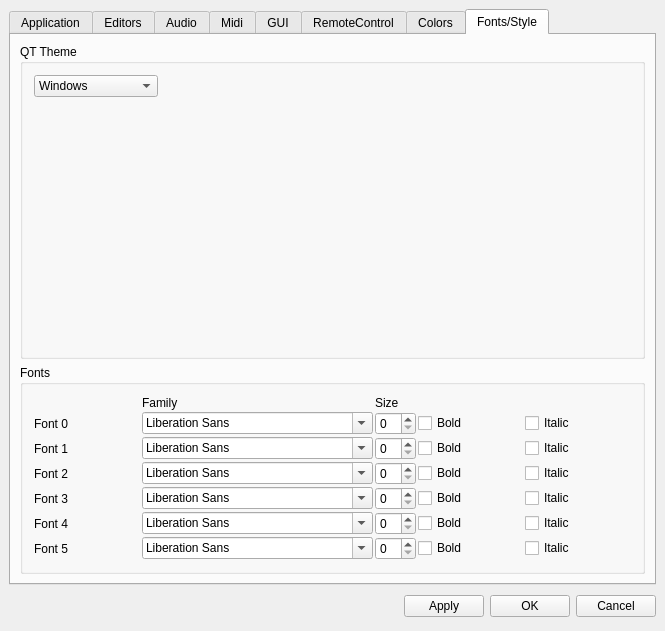
emrum/muse, file muse/muse/preferences.ui: the form before one commit.
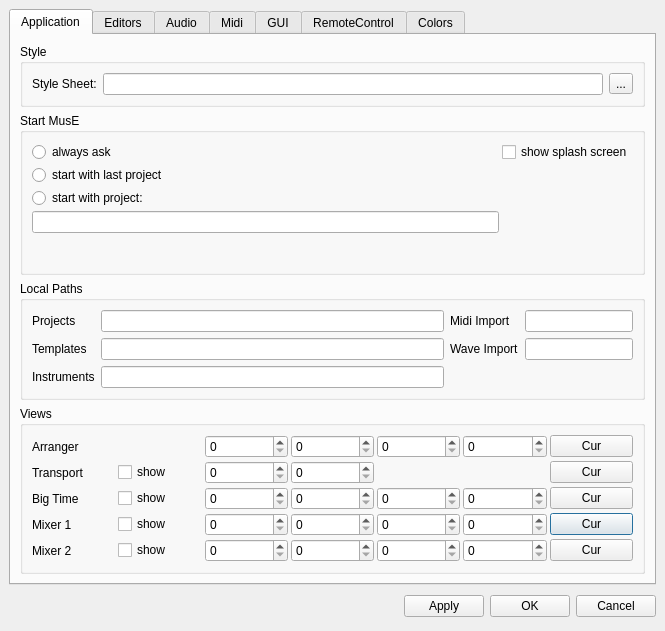
The form after the commit. The open tabs and pages were chosen to show the change. Icons and pictures are not drawn. Custom widgets are drawn as their Qt base class.

Diff of the .ui file:
```diff
--- a/muse/muse/preferences.ui
+++ b/muse/muse/preferences.ui
@@ -35,23 +35,73 @@
        <property name="spacing" >
         <number>6</number>
        </property>
+       <property name="leftMargin" >
+        <number>9</number>
+       </property>
+       <property name="topMargin" >
+        <number>9</number>
+       </property>
+       <property name="rightMargin" >
+        <number>9</number>
+       </property>
+       <property name="bottomMargin" >
+        <number>9</number>
+       </property>
+       <item>
+        <widget class="QGroupBox" name="groupBox_8" >
+         <property name="title" >
+          <string>Style</string>
+         </property>
+         <layout class="QHBoxLayout" >
+          <item>
+           <widget class="QLabel" name="label_41" >
+            <property name="text" >
+             <string>Style Sheet:</string>
+            </property>
+           </widget>
+          </item>
+          <item>
+           <widget class="QLineEdit" name="styleSheetPath" />
+          </item>
+          <item>
+           <widget class="QToolButton" name="openStyleSheet" >
+            <property name="text" >
+             <string>...</string>
+            </property>
+            <property name="icon" >
+             <iconset resource="muse.qrc" >:/xpm/fileopen.png</iconset>
+            </property>
+           </widget>
+          </item>
+         </layout>
+        </widget>
+       </item>
        <item>
         <widget class="QGroupBox" name="groupBox" >
          <property name="title" >
           <string>Start MusE</string>
          </property>
+         <property name="flat" >
+          <bool>true</bool>
+         </property>
          <layout class="QHBoxLayout" >
-          <property name="margin" >
-           <number>9</number>
-          </property>
           <property name="spacing" >
            <number>3</number>
           </property>
+          <property name="leftMargin" >
+           <number>9</number>
+          </property>
+          <property name="topMargin" >
+           <number>9</number>
+          </property>
+          <property name="rightMargin" >
+           <number>9</number>
+          </property>
+          <property name="bottomMargin" >
+           <number>9</number>
+          </property>
           <item>
            <layout class="QVBoxLayout" >
-            <property name="margin" >
-             <number>0</number>
-            </property>
             <property name="spacing" >
              <number>3</number>
             </property>
@@ -102,6 +152,18 @@
             <property name="spacing" >
              <number>6</number>
             </property>
+            <property name="leftMargin" >
+             <number>0</number>
+            </property>
+            <property name="topMargin" >
+             <number>0</number>
+            </property>
+            <property name="rightMargin" >
+             <number>0</number>
+            </property>
+            <property name="bottomMargin" >
+             <number>0</number>
+            </property>
             <item>
              <widget class="QCheckBox" name="showSplash" >
               <property name="text" >
@@ -132,19 +194,32 @@
          <property name="title" >
           <string>Local Paths</string>
          </property>
+         <property name="flat" >
+          <bool>true</bool>
+         </property>
          <layout class="QGridLayout" >
-          <property name="margin" >
+          <property name="leftMargin" >
            <number>9</number>
           </property>
-          <property name="spacing" >
+          <property name="topMargin" >
+           <number>9</number>
+          </property>
+          <property name="rightMargin" >
+           <number>9</number>
+          </property>
+          <property name="bottomMargin" >
+           <number>9</number>
+          </property>
+          <property name="horizontalSpacing" >
+           <number>6</number>
+          </property>
+          <property name="verticalSpacing" >
            <number>6</number>
           </property>
           <item row="0" column="0" >
            <widget class="QLabel" name="label" >
             <property name="sizePolicy" >
-             <sizepolicy>
-              <hsizetype>0</hsizetype>
-              <vsizetype>0</vsizetype>
+             <sizepolicy vsizetype="Fixed" hsizetype="Fixed" >
               <horstretch>0</horstretch>
               <verstretch>0</verstretch>
              </sizepolicy>
@@ -160,9 +235,7 @@
           <item row="0" column="2" >
            <widget class="QLabel" name="label_36" >
             <property name="sizePolicy" >
-             <sizepolicy>
-              <hsizetype>0</hsizetype>
-              <vsizetype>0</vsizetype>
+             <sizepolicy vsizetype="Fixed" hsizetype="Fixed" >
               <horstretch>0</horstretch>
               <verstretch>0</verstretch>
              </sizepolicy>
@@ -178,9 +251,7 @@
           <item row="1" column="0" >
            <widget class="QLabel" name="label_35" >
             <property name="sizePolicy" >
-             <sizepolicy>
-              <hsizetype>0</hsizetype>
-              <vsizetype>0</vsizetype>
+             <sizepolicy vsizetype="Fixed" hsizetype="Fixed" >
               <horstretch>0</horstretch>
               <verstretch>0</verstretch>
              </sizepolicy>
@@ -206,9 +277,7 @@
           <item row="2" column="0" >
            <widget class="QLabel" name="label_38" >
             <property name="sizePolicy" >
-             <sizepolicy>
-              <hsizetype>0</hsizetype>
-              <vsizetype>0</vsizetype>
+             <sizepolicy vsizetype="Fixed" hsizetype="Fixed" >
               <horstretch>0</horstretch>
               <verstretch>0</verstretch>
              </sizepolicy>
@@ -229,11 +298,26 @@
          <property name="title" >
           <string>Views</string>
          </property>
+         <property name="flat" >
+          <bool>true</bool>
+         </property>
          <layout class="QGridLayout" >
           <property name="margin" >
            <number>9</number>
           </property>
-          <property name="spacing" >
+          <property name="topMargin" >
+           <number>9</number>
+          </property>
+          <property name="rightMargin" >
+           <number>9</number>
+          </property>
+          <property name="bottomMargin" >
+           <number>9</number>
+          </property>
+          <property name="horizontalSpacing" >
+           <number>3</number>
+          </property>
+          <property name="verticalSpacing" >
            <number>3</number>
           </property>
           <item row="3" column="6" >
@@ -1935,391 +2019,25 @@
        </item>
       </layout>
      </widget>
-     <widget class="QWidget" name="tab_12" >
-      <attribute name="title" >
-       <string>Fonts/Style</string>
-      </attribute>
-      <layout class="QVBoxLayout" >
-       <property name="margin" >
-        <number>9</number>
-       </property>
-       <property name="spacing" >
-        <number>6</number>
-       </property>
-       <item>
-        <widget class="QGroupBox" name="GroupBox18_3" >
-         <property name="sizePolicy" >
-          <sizepolicy>
-           <hsizetype>7</hsizetype>
-           <vsizetype>5</vsizetype>
-           <horstretch>0</horstretch>
-           <verstretch>0</verstretch>
-          </sizepolicy>
-         </property>
-         <property name="title" >
-          <string>QT Theme</string>
-         </property>
-         <layout class="QVBoxLayout" >
-          <property name="margin" >
-           <number>11</number>
-          </property>
-          <property name="spacing" >
-           <number>6</number>
-          </property>
-          <item>
-           <layout class="QHBoxLayout" >
-            <property name="margin" >
-             <number>0</number>
-            </property>
-            <property name="spacing" >
-             <number>6</number>
-            </property>
-            <item>
-             <widget class="QComboBox" name="themeComboBox" >
-              <property name="sizePolicy" >
-               <sizepolicy>
-                <hsizetype>1</hsizetype>
-                <vsizetype>0</vsizetype>
-                <horstretch>0</horstretch>
-                <verstretch>0</verstretch>
-               </sizepolicy>
-              </property>
-              <item>
-               <property name="text" >
-                <string>Windows</string>
-               </property>
-              </item>
-              <item>
-               <property name="text" >
-                <string>MusE</string>
-               </property>
-              </item>
-              <item>
-               <property name="text" >
-                <string>Metal</string>
-               </property>
-              </item>
-              <item>
-               <property name="text" >
-                <string>Norwegian Wood</string>
-               </property>
-              </item>
-              <item>
-               <property name="text" >
-                <string>Platinum</string>
-               </property>
-              </item>
-              <item>
-               <property name="text" >
-                <string>CDE</string>
-               </property>
-              </item>
-              <item>
-               <property name="text" >
-                <string>Motif</string>
-               </property>
-              </item>
-              <item>
-               <property name="text" >
-                <string>Motif Plus</string>
-               </property>
-              </item>
-             </widget>
-            </item>
-            <item>
-             <spacer>
-              <property name="orientation" >
-               <enum>Qt::Horizontal</enum>
-              </property>
-              <property name="sizeType" >
-               <enum>QSizePolicy::Expanding</enum>
-              </property>
-              <property name="sizeHint" >
-               <size>
-                <width>190</width>
-                <height>20</height>
-               </size>
-              </property>
-             </spacer>
-            </item>
-           </layout>
-          </item>
-          <item>
-           <spacer>
-            <property name="orientation" >
-             <enum>Qt::Vertical</enum>
-            </property>
-            <property name="sizeType" >
-             <enum>QSizePolicy::Expanding</enum>
-            </property>
-            <property name="sizeHint" >
-             <size>
-              <width>20</width>
-              <height>40</height>
-             </size>
-            </property>
-           </spacer>
-          </item>
-         </layout>
-        </widget>
-       </item>
-       <item>
-        <widget class="QGroupBox" name="GroupBox6_3" >
-         <property name="title" >
-          <string>Fonts</string>
-         </property>
-         <layout class="QGridLayout" >
-          <property name="margin" >
-           <number>11</number>
-          </property>
-          <property name="spacing" >
-           <number>2</number>
-          </property>
-          <item row="0" column="1" >
-           <widget class="QLabel" name="textLabel2_3" >
-            <property name="text" >
-             <string>Family</string>
-            </property>
-           </widget>
-          </item>
-          <item row="0" column="2" >
-           <widget class="QLabel" name="TextLabel1_3" >
-            <property name="text" >
-             <string>Size</string>
-            </property>
-           </widget>
-          </item>
-          <item row="2" column="0" >
-           <widget class="QLabel" name="textLabel4_6" >
-            <property name="text" >
-             <string>Font 1</string>
-            </property>
-           </widget>
-          </item>
-          <item row="3" column="0" >
-           <widget class="QLabel" name="textLabel5_6" >
-            <property name="text" >
-             <string>Font 2</string>
-            </property>
-           </widget>
-          </item>
-          <item row="4" column="0" >
-           <widget class="QLabel" name="textLabel6_6" >
-            <property name="text" >
-             <string>Font 3</string>
-            </property>
-           </widget>
-          </item>
-          <item row="1" column="0" >
-           <widget class="QLabel" name="textLabel3_3" >
-            <property name="text" >
-             <string>Font 0</string>
-            </property>
-           </widget>
-          </item>
-          <item row="1" column="2" >
-           <widget class="QSpinBox" name="fontSize0" >
-            <property name="sizePolicy" >
-             <sizepolicy>
-              <hsizetype>4</hsizetype>
-              <vsizetype>0</vsizetype>
-              <horstretch>0</horstretch>
-              <verstretch>0</verstretch>
-             </sizepolicy>
-            </property>
-           </widget>
-          </item>
-          <item row="2" column="2" >
-           <widget class="QSpinBox" name="fontSize1" >
-            <property name="sizePolicy" >
-             <sizepolicy>
-              <hsizetype>4</hsizetype>
-              <vsizetype>0</vsizetype>
-              <horstretch>0</horstretch>
-              <verstretch>0</verstretch>
-             </sizepolicy>
-            </property>
-           </widget>
-          </item>
-          <item row="3" column="2" >
-           <widget class="QSpinBox" name="fontSize2" >
-            <property name="sizePolicy" >
-             <sizepolicy>
-              <hsizetype>4</hsizetype>
-              <vsizetype>0</vsizetype>
-              <horstretch>0</horstretch>
-              <verstretch>0</verstretch>
-             </sizepolicy>
-            </property>
-           </widget>
-          </item>
-          <item row="4" column="2" >
-           <widget class="QSpinBox" name="fontSize3" >
-            <property name="sizePolicy" >
-             <sizepolicy>
-              <hsizetype>4</hsizetype>
-              <vsizetype>0</vsizetype>
-              <horstretch>0</horstretch>
-              <verstretch>0</verstretch>
-             </sizepolicy>
-            </property>
-           </widget>
-          </item>
-          <item row="2" column="3" >
-           <widget class="QCheckBox" name="bold1" >
-            <property name="text" >
-             <string>Bold</string>
-            </property>
-           </widget>
-          </item>
-          <item row="3" column="3" >
-           <widget class="QCheckBox" name="bold2" >
-            <property name="text" >
-             <string>Bold</string>
-            </property>
-           </widget>
-          </item>
-          <item row="4" column="3" >
-           <widget class="QCheckBox" name="bold3" >
-            <property name="text" >
-             <string>Bold</string>
-            </property>
-           </widget>
-          </item>
-          <item row="1" column="3" >
-           <widget class="QCheckBox" name="bold0" >
-            <property name="text" >
-             <string>Bold</string>
-            </property>
-           </widget>
-          </item>
-          <item row="3" column="4" >
-           <widget class="QCheckBox" name="italic2" >
-            <property name="text" >
-             <string>Italic</string>
-            </property>
-           </widget>
-          </item>
-          <item row="4" column="4" >
-           <widget class="QCheckBox" name="italic3" >
-            <property name="text" >
-             <string>Italic</string>
-            </property>
-           </widget>
-          </item>
-          <item row="2" column="4" >
-           <widget class="QCheckBox" name="italic1" >
-            <property name="text" >
-             <string>Italic</string>
-            </property>
-           </widget>
-          </item>
-          <item row="1" column="4" >
-           <widget class="QCheckBox" name="italic0" >
-            <property name="text" >
-             <string>Italic</string>
-            </property>
-           </widget>
-          </item>
-          <item row="5" column="0" >
-           <widget class="QLabel" name="textLabel7_4" >
-            <property name="text" >
-             <string>Font 4</string>
-            </property>
-           </widget>
-          </item>
-          <item row="6" column="0" >
-           <widget class="QLabel" name="textLabel7_5" >
-            <property name="text" >
-             <string>Font 5</string>
-            </property>
-           </widget>
-          </item>
-          <item row="5" column="2" >
-           <widget class="QSpinBox" name="fontSize4" >
-            <property name="sizePolicy" >
-             <sizepolicy>
-              <hsizetype>4</hsizetype>
-              <vsizetype>0</vsizetype>
-              <horstretch>0</horstretch>
-              <verstretch>0</verstretch>
-             </sizepolicy>
-            </property>
-           </widget>
-          </item>
-          <item row="6" column="2" >
-           <widget class="QSpinBox" name="fontSize5" >
-            <property name="sizePolicy" >
-             <sizepolicy>
-              <hsizetype>4</hsizetype>
-              <vsizetype>0</vsizetype>
-              <horstretch>0</horstretch>
-              <verstretch>0</verstretch>
-             </sizepolicy>
-            </property>
-           </widget>
-          </item>
-          <item row="5" column="3" >
-           <widget class="QCheckBox" name="bold4" >
-            <property name="text" >
-             <string>Bold</string>
-            </property>
-           </widget>
-          </item>
-          <item row="6" column="3" >
-           <widget class="QCheckBox" name="bold5" >
-            <property name="text" >
-             <string>Bold</string>
-            </property>
-           </widget>
-          </item>
-          <item row="5" column="4" >
-           <widget class="QCheckBox" name="italic4" >
-            <property name="text" >
-             <string>Italic</string>
-            </property>
-           </widget>
-          </item>
-          <item row="6" column="4" >
-           <widget class="QCheckBox" name="italic5" >
-            <property name="text" >
-             <string>Italic</string>
-            </property>
-           </widget>
-          </item>
-          <item row="1" column="1" >
-           <widget class="QFontComboBox" name="fontName0" />
-          </item>
-          <item row="2" column="1" >
-           <widget class="QFontComboBox" name="fontName1" />
-          </item>
-          <item row="3" column="1" >
-           <widget class="QFontComboBox" name="fontName2" />
-          </item>
-          <item row="4" column="1" >
-           <widget class="QFontComboBox" name="fontName3" />
-          </item>
-          <item row="5" column="1" >
-           <widget class="QFontComboBox" name="fontName4" />
-          </item>
-          <item row="6" column="1" >
-           <widget class="QFontComboBox" name="fontName5" />
-          </item>
-         </layout>
-        </widget>
-       </item>
-      </layout>
-     </widget>
     </widget>
    </item>
    <item>
     <layout class="QHBoxLayout" >
-     <property name="margin" >
-      <number>0</number>
-     </property>
      <property name="spacing" >
       <number>6</number>
      </property>
+     <property name="leftMargin" >
+      <number>0</number>
+     </property>
+     <property name="topMargin" >
+      <number>0</number>
+     </property>
+     <property name="rightMargin" >
+      <number>0</number>
+     </property>
+     <property name="bottomMargin" >
+      <number>0</number>
+     </property>
      <item>
       <spacer>
        <property name="orientation" >
```
Left out of the diff: 514 changed lines with no effect on the pictures.
